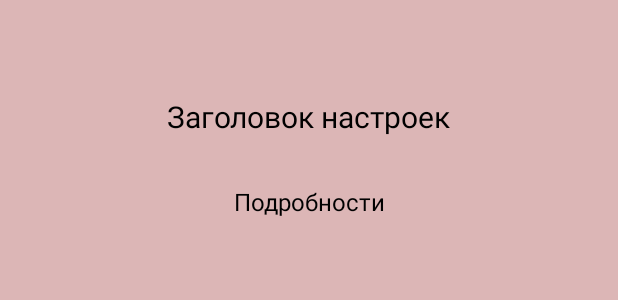
After one commit to sdeaths/lab2, an Android app: the layout item_settings_profile_list.xml on its own in the app's theme, with its tools: preview values and no code run, on a phone screen of 412 x 824 dp. The commit adds this screen. Shown: the top 300 px of the screen. Run offline under Robolectric (Android 15) with nearby library versions, the phone set to English and light mode, and no system bars.

Commit message:
feat: added setting profile item fragment

```diff
--- a/app/src/main/java/com/example/lab2/data/datasource/SettingsLocalDataSource.java
+++ b/app/src/main/java/com/example/lab2/data/datasource/SettingsLocalDataSource.java
@@ -103,6 +103,7 @@ public class SettingsLocalDataSource {
     }
 
     public LiveData<ProfileSettingListItem> getProfileItem(int position) {
+        getUserListSettings();
         MutableLiveData<ProfileSettingListItem> data = new MutableLiveData<>();
         data.setValue(items.get(position));
         return data;
--- /dev/null
+++ b/app/src/main/res/layout/item_settings_profile_list.xml
@@ -0,0 +1,32 @@
+<?xml version="1.0" encoding="utf-8"?>
+<androidx.constraintlayout.widget.ConstraintLayout xmlns:android="http://schemas.android.com/apk/res/android"
+    xmlns:app="http://schemas.android.com/apk/res-auto"
+    xmlns:tools="http://schemas.android.com/tools"
+    android:layout_width="match_parent"
+    android:layout_height="match_parent"
+    android:background="@color/backGround">
+
+    <TextView
+        android:id="@+id/titleSetting"
+        android:layout_width="wrap_content"
+        android:layout_height="wrap_content"
+        android:layout_marginTop="64dp"
+        android:textColor="@color/black"
+        android:textSize="20sp"
+        app:layout_constraintEnd_toEndOf="parent"
+        app:layout_constraintStart_toStartOf="parent"
+        app:layout_constraintTop_toTopOf="parent"
+        tools:text="Заголовок настроек" />
+
+    <TextView
+        android:layout_width="wrap_content"
+        android:layout_height="wrap_content"
+        android:layout_marginTop="32dp"
+        android:text="@string/properties"
+        android:textColor="@color/black"
+        android:textSize="16sp"
+        app:layout_constraintEnd_toEndOf="parent"
+        app:layout_constraintStart_toStartOf="parent"
+        app:layout_constraintTop_toBottomOf="@+id/titleSetting" />
+
+</androidx.constraintlayout.widget.ConstraintLayout>
--- a/app/src/main/res/values/strings.xml
+++ b/app/src/main/res/values/strings.xml
@@ -17,4 +17,5 @@
     <string name="admKey">Ключ</string>
     <string name="adm">Администратор</string>
     <string name="profile">Профиль</string>
+    <string name="properties">Подробности</string>
 </resources>
```
Also changed, not shown: app/src/main/java/com/example/lab2/ui/fragments/SettingsProfileListItem.java (added, +50 -0 lines), app/src/main/java/com/example/lab2/ui/fragments/UserProfileFragment.java (+16 -1 lines), app/src/main/java/com/example/lab2/ui/stateholder/SettingsProfileListItemViewModel.java (added, +21 -0 lines), app/src/main/java/com/example/lab2/ui/stateholder/SettingsRecyclerViewAdapter.java (+11 -1 lines), app/src/main/java/com/example/lab2/ui/stateholder/UserProfileViewModel.java (added, +16 -0 lines), app/src/main/res/navigation/main_navigation.xml (+10 -1 lines).
